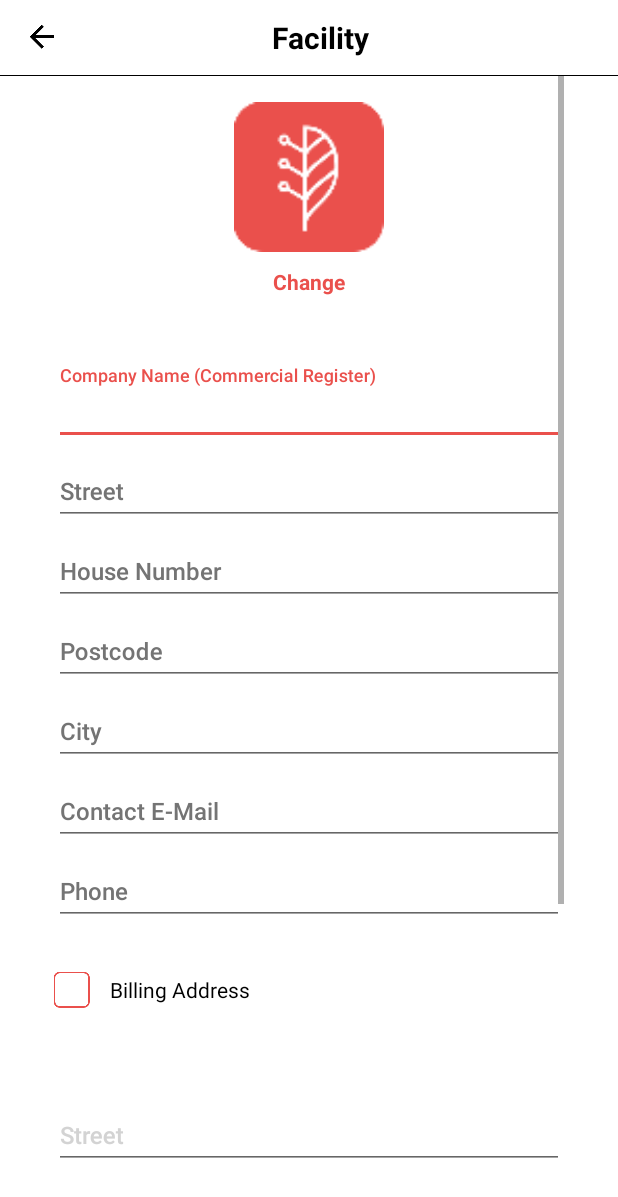
After one commit to vk-git/Lindera-App, an Android app: the FacilityActivity screen opened directly, with no data from a screen before it, on a phone screen of 412 x 824 dp. The commit adds this screen. Shown: the top 1197 px of the screen. Run offline under Robolectric (Android 15) with nearby library versions, the phone set to English and light mode, and no system bars; our stand-ins replace Dagger/Hilt's generated code, RxJava, data binding.

Commit message:
Implement profile and facility screen design

```diff
--- a/app/src/main/AndroidManifest.xml
+++ b/app/src/main/AndroidManifest.xml
@@ -36,6 +36,10 @@
             android:theme="@style/AppTheme.White"/>
         <activity android:name=".ui.contact.ContactActivity"
             android:theme="@style/AppTheme.White"/>
+        <activity android:name=".ui.profile.ProfileActivity"
+            android:theme="@style/AppTheme.White"/>
+        <activity android:name=".ui.facility.FacilityActivity"
+            android:theme="@style/AppTheme.White"/>
     </application>
 
 </manifest>
--- /dev/null
+++ b/app/src/main/java/com/linderaredux/ui/facility/FacilityActivity.kt
@@ -0,0 +1,45 @@
+package com.linderaredux.ui.facility
+
+import android.content.Context
+import android.content.Intent
+import android.os.Bundle
+import android.view.View
+import com.linderaredux.BR
+import com.linderaredux.R
+import com.linderaredux.base.BaseActivity
+import com.linderaredux.databinding.ActivityFacilityBinding
+import javax.inject.Inject
+
+class FacilityActivity : BaseActivity<ActivityFacilityBinding, FacilityViewModel>(), FacilityNavigator {
+
+    companion object {
+        fun newIntent(context: Context): Intent {
+            return Intent(context, FacilityActivity::class.java)
+        }
+    }
+
+    @set:Inject
+    override var viewModel: FacilityViewModel? = null
+
+    private var mActivityFacilityBinding: ActivityFacilityBinding? = null
+
+    override val bindingVariable: Int
+        get() = BR.viewModel
+
+    override val isFullScreen: Boolean
+        get() = false
+
+    override val layoutId: Int
+        get() = R.layout.activity_facility
+
+    override fun onCreate(savedInstanceState: Bundle?) {
+        super.onCreate(savedInstanceState)
+        mActivityFacilityBinding = getViewDataBinding()
+        viewModel?.setNavigator(this)
+
+        mActivityFacilityBinding!!.toolbar.setBackButton(true)
+        mActivityFacilityBinding!!.toolbar.setBackButtonListener(listener = View.OnClickListener {
+            finish()
+        })
+    }
+}
--- /dev/null
+++ b/app/src/main/java/com/linderaredux/ui/facility/FacilityActivityModule.kt
@@ -0,0 +1,15 @@
+package com.linderaredux.ui.facility
+
+import com.linderaredux.api.service.LinderaService
+import com.linderaredux.utils.Session
+import dagger.Module
+import dagger.Provides
+
+@Module
+class FacilityActivityModule {
+
+    @Provides
+    fun provideFacilityViewModel(linderaService: LinderaService, session: Session): FacilityViewModel {
+        return FacilityViewModel(linderaService, session)
+    }
+}
--- /dev/null
+++ b/app/src/main/java/com/linderaredux/ui/facility/FacilityNavigator.kt
@@ -0,0 +1,7 @@
+package com.linderaredux.ui.facility
+
+import com.linderaredux.base.BaseNavigator
+
+
+interface FacilityNavigator : BaseNavigator {
+}
--- /dev/null
+++ b/app/src/main/java/com/linderaredux/ui/facility/FacilityViewModel.kt
@@ -0,0 +1,10 @@
+package com.linderaredux.ui.facility
+
+import com.linderaredux.api.service.LinderaService
+import com.linderaredux.base.BaseViewModel
+import com.linderaredux.utils.Session
+
+
+class FacilityViewModel(linderaService: LinderaService, session: Session) : BaseViewModel<FacilityNavigator>(linderaService, session) {
+
+}
--- a/app/src/main/java/com/linderaredux/ui/main/more/MoreNavigator.kt
+++ b/app/src/main/java/com/linderaredux/ui/main/more/MoreNavigator.kt
@@ -3,4 +3,6 @@ package com.linderaredux.ui.main.more
 import com.linderaredux.base.BaseNavigator
 
 interface MoreNavigator : BaseNavigator {
+    fun onProfileScreen()
+    fun onFacilityScreen()
 }
--- /dev/null
+++ b/app/src/main/res/layout/activity_facility.xml
@@ -0,0 +1,285 @@
+<?xml version="1.0" encoding="utf-8"?>
+<layout xmlns:android="http://schemas.android.com/apk/res/android"
+    xmlns:tools="http://schemas.android.com/tools"
+    xmlns:app="http://schemas.android.com/apk/res-auto"
+    tools:context=".ui.facility.FacilityActivity">
+
+    <data>
+
+        <import type="android.view.View" />
+
+        <variable
+            name="viewModel"
+            type="com.linderaredux.ui.facility.FacilityViewModel" />
+
+    </data>
+
+    <LinearLayout
+        android:layout_width="match_parent"
+        android:layout_height="match_parent"
+        android:background="@color/white"
+        android:orientation="vertical">
+
+        <com.linderaredux.view.ToolBar
+            android:id="@+id/toolbar"
+            android:layout_width="match_parent"
+            android:layout_height="wrap_content"
+            android:text="Facility"
+            app:leftDrawable="@drawable/ic_back_arrow" />
+
+        <ScrollView
+            android:layout_width="match_parent"
+            android:layout_height="match_parent"
+            android:layout_marginStart="36dp"
+            android:layout_marginEnd="36dp">
+
+            <LinearLayout
+                android:layout_width="match_parent"
+                android:layout_height="wrap_content"
+                android:orientation="vertical">
+
+                <androidx.appcompat.widget.AppCompatImageView
+                    android:layout_width="200dp"
+                    android:layout_height="100dp"
+                    android:layout_gravity="center"
+                    android:layout_marginTop="17dp"
+                    android:layout_marginBottom="10dp"
+                    android:src="@drawable/ic_launcher" />
+
+                <androidx.appcompat.widget.AppCompatTextView
+                    android:layout_width="wrap_content"
+                    android:layout_height="wrap_content"
+                    android:layout_gravity="center"
+                    android:layout_marginBottom="46dp"
+                    android:fontFamily="@font/roboto_bold"
+                    android:text="@string/facility_to_change"
+                    android:textColor="@color/red"
+                    android:textSize="14sp"
+                    android:textStyle="bold" />
+
+                <com.google.android.material.textfield.TextInputLayout
+                    android:layout_width="match_parent"
+                    android:layout_height="wrap_content"
+                    android:textColorHint="@color/medium_grey">
+
+                    <EditText
+                        android:id="@+id/etCompanyName"
+                        android:layout_width="match_parent"
+                        android:layout_height="wrap_content"
+                        android:fontFamily="@font/roboto_medium"
+                        android:hint="@string/facility_company"
+                        android:textColor="@color/black"
+                        android:textSize="16sp" />
+                </com.google.android.material.textfield.TextInputLayout>
+
+                <com.google.android.material.textfield.TextInputLayout
+                    android:layout_width="match_parent"
+                    android:layout_height="wrap_content"
+                    android:hint="@string/facility_street"
+                    android:textColorHint="@color/medium_grey">
+
+                    <EditText
+                        android:id="@+id/etStreet"
+                        android:layout_width="match_parent"
+                        android:layout_height="wrap_content"
+                        android:fontFamily="@font/roboto_medium"
+                        android:textColor="@color/black"
+                        android:textSize="16sp" />
+                </com.google.android.material.textfield.TextInputLayout>
+
+                <com.google.android.material.textfield.TextInputLayout
+                    android:layout_width="match_parent"
+                    android:layout_height="wrap_content"
+                    android:hint="@string/facility_house_number"
+                    android:textColorHint="@color/medium_grey">
+
+                    <EditText
+                        android:id="@+id/etHouseNumber"
+                        android:layout_width="match_parent"
+                        android:layout_height="wrap_content"
+                        android:fontFamily="@font/roboto_medium"
+                        android:textColor="@color/black"
+                        android:textSize="16sp" />
+                </com.google.android.material.textfield.TextInputLayout>
+
+                <com.google.android.material.textfield.TextInputLayout
+                    android:layout_width="match_parent"
+                    android:layout_height="wrap_content"
+                    android:hint="@string/facility_postcode"
+                    android:textColorHint="@color/medium_grey">
+
+                    <EditText
+                        android:id="@+id/etPostCode"
+                        android:layout_width="match_parent"
+                        android:layout_height="wrap_content"
+                        android:fontFamily="@font/roboto_medium"
+                        android:textColor="@color/black"
+                        android:textSize="16sp" />
+                </com.google.android.material.textfield.TextInputLayout>
+
+                <com.google.android.material.textfield.TextInputLayout
+                    android:layout_width="match_parent"
+                    android:layout_height="wrap_content"
+                    android:hint="@string/facility_city"
+                    android:textColorHint="@color/medium_grey">
+
+                    <EditText
+                        android:id="@+id/etCity"
+                        android:layout_width="match_parent"
+                        android:layout_height="wrap_content"
+                        android:fontFamily="@font/roboto_medium"
+                        android:textColor="@color/black"
+                        android:textSize="16sp" />
+                </com.google.android.material.textfield.TextInputLayout>
+
+                <com.google.android.material.textfield.TextInputLayout
+                    android:layout_width="match_parent"
+                    android:layout_height="wrap_content"
+                    android:hint="@string/facility_email"
+                    android:textColorHint="@color/medium_grey">
+
+                    <EditText
+                        android:id="@+id/etEmail"
+                        android:layout_width="match_parent"
+                        android:layout_height="wrap_content"
+                        android:fontFamily="@font/roboto_medium"
+                        android:textColor="@color/black"
+                        android:textSize="16sp" />
+                </com.google.android.material.textfield.TextInputLayout>
+
+                <com.google.android.material.textfield.TextInputLayout
+                    android:layout_width="match_parent"
+                    android:layout_height="wrap_content"
+                    android:hint="@string/facility_phone"
+                    android:textColorHint="@color/medium_grey">
+
+                    <EditText
+                        android:id="@+id/etPhone"
+                        android:layout_width="match_parent"
+                        android:layout_height="wrap_content"
+                        android:fontFamily="@font/roboto_medium"
+                        android:textColor="@color/black"
+                        android:textSize="16sp" />
+                </com.google.android.material.textfield.TextInputLayout>
+
+                <CheckBox
+                    android:layout_width="wrap_content"
+                    android:layout_height="wrap_content"
+                    android:layout_marginTop="31dp"
+                    android:layout_marginBottom="34dp"
+                    android:button="@drawable/checkbox_selector"
+                    android:fontFamily="@font/roboto_regular"
+                    android:paddingStart="13dp"
+                    android:text="@string/facility_address"
+                    android:textSize="14sp" />
+
+                <LinearLayout
+                    android:layout_width="match_parent"
+                    android:layout_height="wrap_content"
+                    android:orientation="vertical">
+
+                    <RelativeLayout
+                        android:layout_width="match_parent"
+                        android:layout_height="wrap_content"
+                        android:layout_marginTop="20dp">
+
+                        <com.google.android.material.textfield.TextInputLayout
+                            android:layout_width="match_parent"
+                            android:layout_height="wrap_content"
+                            android:hint="@string/facility_street"
+                            android:textColorHint="@color/light_grey">
+
+                            <EditText
+                                android:id="@+id/etStreet_blur"
+                                android:layout_width="match_parent"
+                                android:layout_height="wrap_content"
+                                android:fontFamily="@font/roboto_medium"
+                                android:textColor="@color/black"
+                                android:textSize="16sp" />
+                        </com.google.android.material.textfield.TextInputLayout>
+                    </RelativeLayout>
+
+                    <RelativeLayout
+                        android:layout_width="match_parent"
+                        android:layout_height="wrap_content"
+                        android:layout_marginTop="20dp">
+
+                        <com.google.android.material.textfield.TextInputLayout
+                            android:layout_width="match_parent"
+                            android:layout_height="wrap_content"
+                            android:hint="@string/facility_house_number"
+                            android:textColorHint="@color/light_grey">
+
+                            <EditText
+                                android:id="@+id/etHouseNumber_blur"
+                                android:layout_width="match_parent"
+                                android:layout_height="wrap_content"
+                                android:fontFamily="@font/roboto_medium"
+                                android:textColor="@color/black"
+                                android:textSize="16sp" />
+                        </com.google.android.material.textfield.TextInputLayout>
+
+                    </RelativeLayout>
+
+                    <RelativeLayout
+                        android:layout_width="match_parent"
+                        android:layout_height="wrap_content"
+                        android:layout_marginTop="20dp">
+
+                        <com.google.android.material.textfield.TextInputLayout
+                            android:layout_width="match_parent"
+                            android:layout_height="wrap_content"
+                            android:hint="@string/facility_postcode"
+                            android:textColorHint="@color/light_grey">
+
+                            <EditText
+                                android:id="@+id/etPostCode_blur"
+                                android:layout_width="match_parent"
+                                android:layout_height="wrap_content"
+                                android:fontFamily="@font/roboto_medium"
+                                android:textColor="@color/black"
+                                android:textSize="16sp" />
+                        </com.google.android.material.textfield.TextInputLayout>
+
+                    </RelativeLayout>
+
+                    <RelativeLayout
+                        android:layout_width="match_parent"
+                        android:layout_height="wrap_content"
+                        android:layout_marginTop="20dp">
+
+                        <com.google.android.material.textfield.TextInputLayout
+                            android:layout_width="match_parent"
+                            android:layout_height="wrap_content"
+                            android:hint="@string/facility_city"
+                            android:textColorHint="@color/light_grey">
+
+                            <EditText
+                                android:id="@+id/etCity_blur"
+                                android:layout_width="match_parent"
+                                android:layout_height="wrap_content"
+                                android:fontFamily="@font/roboto_medium"
+                                android:textColor="@color/black"
+                                android:textSize="16sp" />
+                        </com.google.android.material.textfield.TextInputLayout>
+
+                    </RelativeLayout>
+
+                </LinearLayout>
+
+                <Button
+                    android:layout_width="274dp"
+                    android:layout_height="wrap_content"
+                    android:layout_gravity="center"
+                    android:layout_marginTop="37dp"
+                    android:layout_marginBottom="50dp"
+                    android:background="@drawable/register_button_bg"
+                    android:text="@string/facility_save"
+                    android:textAllCaps="false"
+                    android:textColor="@color/white"
+                    android:textSize="16sp" />
+            </LinearLayout>
+        </ScrollView>
+
+    </LinearLayout>
+</layout>
--- a/app/src/main/res/layout/fragment_more.xml
+++ b/app/src/main/res/layout/fragment_more.xml
@@ -33,6 +33,7 @@
                     android:layout_height="wrap_content"
                     android:layout_marginTop="17dp"
                     android:background="@drawable/drawable_text_view"
+                    android:onClick="@{()-> viewModel.onProfileClick()}"
                     android:orientation="horizontal">
 
                     <androidx.appcompat.widget.AppCompatImageView
@@ -96,6 +97,7 @@
                     android:layout_height="wrap_content"
                     android:text="@string/settings_facility"
                     android:textColor="@color/black"
+                    android:onClick="@{()-> viewModel.onFacilityClick()}"
                     android:textSize="16sp" />
 
                 <com.linderaredux.view.LinderaTextView
--- a/app/src/main/res/values/strings.xml
+++ b/app/src/main/res/values/strings.xml
@@ -59,4 +59,24 @@
     <string name="settings_privacy">Privacy Policy</string>
     <string name="settings_contact_us">Imprint</string>
     <string name="settings_log_out">Logout</string>
+
+    <!--Profile-->
+    <string name="profile_change_picture">Change Profile Picture</string>
+    <string name="profile_title">Title</string>
+    <string name="profile_first_name">Firstname</string>
+    <string name="profile_surname">Surname</string>
+    <string name="profile_username">Username</string>
+    <string name="profile_email">E-Mail</string>
+
+    <!--Facility-->
+    <string name="facility_to_change">Change</string>
+    <string name="facility_company">Company Name (Commercial Register)</string>
+    <string name="facility_street">Street</string>
+    <string name="facility_house_number">House Number</string>
+    <string name="facility_postcode">Postcode</string>
+    <string name="facility_city">City</string>
+    <string name="facility_email">Contact E-Mail</string>
+    <string name="facility_phone">Phone</string>
+    <string name="facility_address">Billing Address</string>
+    <string name="facility_save">Save</string>
 </resources>
```
Also changed, not shown: app/src/main/java/com/linderaredux/dagger/ActivityBuilder.kt (+10 -0 lines), app/src/main/java/com/linderaredux/ui/main/more/MoreFragment.kt (+12 -0 lines), app/src/main/java/com/linderaredux/ui/main/more/MoreViewModel.kt (+6 -1 lines), app/src/main/java/com/linderaredux/ui/profile/ProfileActivity.kt (added, +45 -0 lines), app/src/main/java/com/linderaredux/ui/profile/ProfileActivityModule.kt (added, +15 -0 lines), app/src/main/java/com/linderaredux/ui/profile/ProfileNavigator.kt (added, +7 -0 lines), app/src/main/java/com/linderaredux/ui/profile/ProfileViewModel.kt (added, +10 -0 lines), app/src/main/res/layout/activity_profile.xml (added, +152 -0 lines).
